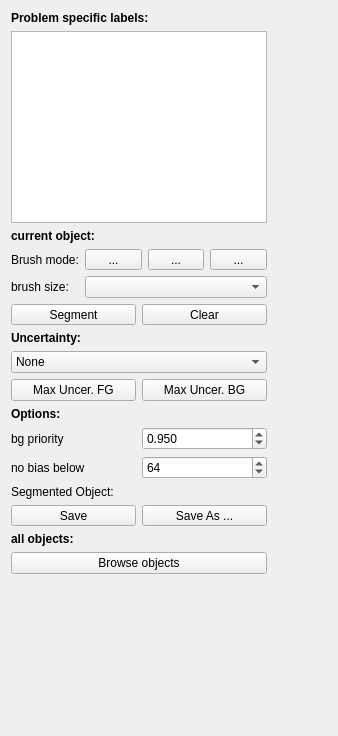
This is ilastik/applets/splitBodyCarving/splitBodyCarvingDrawer.ui in ilastik/ilastik as Qt 5 draws it before an edit. The edited form follows.
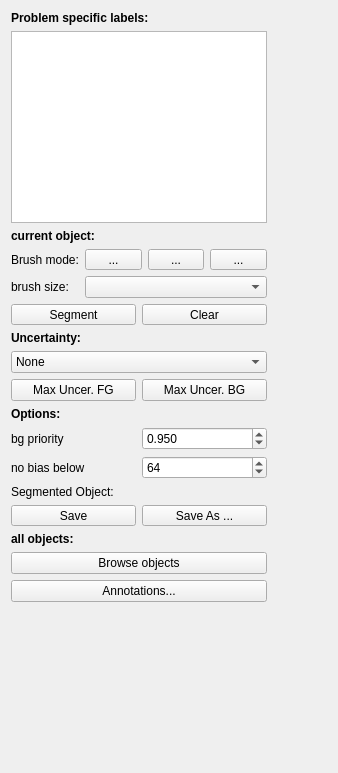
This is the edited form. Icons and pictures are not drawn. Custom widgets are drawn as their Qt base class.

Commit message: SplitBodyCarving: Added skeleton of split info widget.

```diff
--- a/ilastik/applets/splitBodyCarving/splitBodyCarvingDrawer.ui
+++ b/ilastik/applets/splitBodyCarving/splitBodyCarvingDrawer.ui
@@ -7,7 +7,7 @@
     <x>0</x>
     <y>0</y>
     <width>338</width>
-    <height>736</height>
+    <height>773</height>
    </rect>
   </property>
   <property name="sizePolicy">
@@ -377,6 +377,13 @@
          </item>
         </layout>
        </item>
+       <item>
+        <widget class="QPushButton" name="annotationWindowButton">
+         <property name="text">
+          <string>Annotations...</string>
+         </property>
+        </widget>
+       </item>
       </layout>
      </item>
      <item>
```
The commit also changes 4 other files.
